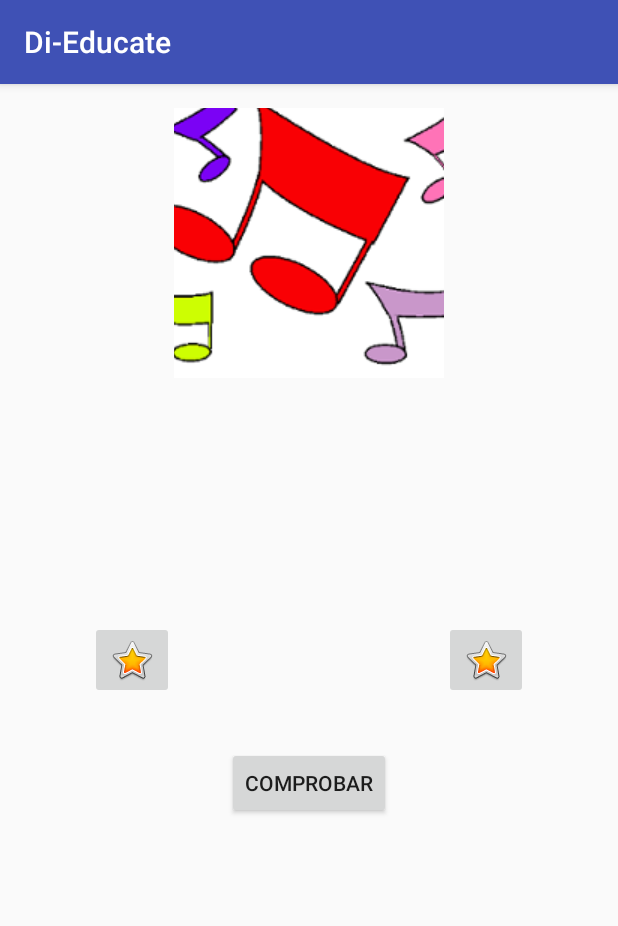
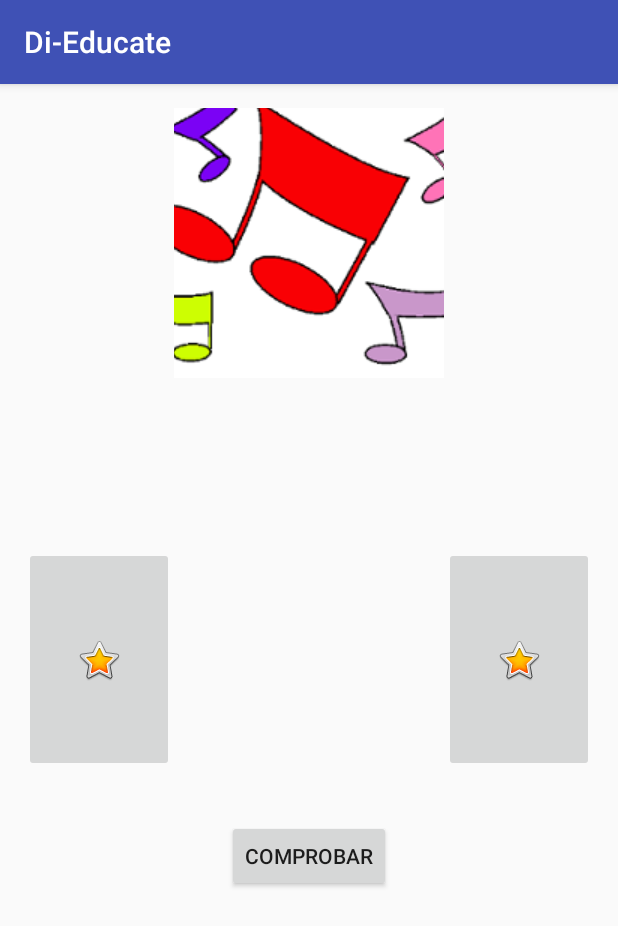
Before and after one commit to ctr1830/Di-Educate, an Android app: the Pre_Escucho3 screen opened directly, with no data from a screen before it, after a tap on "ADELANTE", on a phone screen of 412 x 824 dp. Shown: the top 926 px of the screen. Run offline under Robolectric (Android 15) with nearby library versions, the phone set to English and light mode, and no system bars; network calls fail.

Commit message:
Finalizado Escucho 3

```diff
--- a/Di-Educate/app/src/main/java/eus/ehu/tta/intel/di_educate/Pre_Escucho3.java
+++ b/Di-Educate/app/src/main/java/eus/ehu/tta/intel/di_educate/Pre_Escucho3.java
@@ -1,25 +1,62 @@
 package eus.ehu.tta.intel.di_educate;
 
 import android.content.Intent;
+import android.media.MediaPlayer;
 import android.support.v7.app.AppCompatActivity;
 import android.os.Bundle;
 import android.view.View;
 
+import java.io.IOException;
+import java.util.ArrayList;
+
+import Business.Communication;
+import Business.ObtenerDatos;
+import Data.Audio;
+
 public class Pre_Escucho3 extends AppCompatActivity {
+    private ArrayList<String> audio=null;
+    private MediaPlayer media= new MediaPlayer();
 
     @Override
     protected void onCreate(Bundle savedInstanceState) {
         super.onCreate(savedInstanceState);
         setContentView(R.layout.activity_preescucho3);
 
-        //reproducir audio enunciado
+        getAudio();
     }
 
+    public void getAudio(){
+        new Communication<Audio>(this){
+            @Override
+            protected Audio work() throws Exception{
+                ObtenerDatos data = new ObtenerDatos();
+                Audio url= data.getAudio(8);
+                return url;
+            }
+
+            @Override
+            protected void onFinish(Audio result) {
+                audio=result.getAudios();
+            }
+        }.execute();
+    }
     public void adelante(View v){
         Intent intent= new Intent(this,Escucho3.class);
+        media.stop();
+        media.release();
+        intent.putStringArrayListExtra("audio",audio);
         startActivity(intent);
     }
-    public void audio(View v){
-
+    public void audio(View v)throws IOException{
+        media.setDataSource(audio.get(0));
+        media.prepare();
+        media.setOnCompletionListener(new MediaPlayer.OnCompletionListener() {
+            @Override
+            public void onCompletion(MediaPlayer mp) {
+                mp.stop();
+                mp.release();
+            }
+        });
+        media.start();
     }
 }
--- a/Di-Educate/app/src/main/res/layout/activity_escucho3.xml
+++ b/Di-Educate/app/src/main/res/layout/activity_escucho3.xml
@@ -17,11 +17,12 @@
         app:srcCompat="@drawable/audio"
         android:layout_alignParentTop="true"
         android:layout_centerHorizontal="true"
-        android:id="@+id/audio" />
+        android:id="@+id/audio"
+        android:onClick="audio"/>
 
     <ImageButton
-        android:layout_width="wrap_content"
-        android:layout_height="wrap_content"
+        android:layout_width="150dp"
+        android:layout_height="150dp"
         android:src="@android:drawable/btn_star_big_on"
         android:layout_weight="1"
         android:id="@+id/boton1"
@@ -32,8 +33,8 @@
         android:contentDescription="@string/bmu"/>
 
     <ImageButton
-        android:layout_width="wrap_content"
-        android:layout_height="wrap_content"
+        android:layout_width="150dp"
+        android:layout_height="150dp"
         android:src="@android:drawable/btn_star_big_on"
         android:layout_weight="1"
         android:id="@+id/boton2"
--- a/Di-Educate/app/src/main/res/layout/activity_preescucho3.xml
+++ b/Di-Educate/app/src/main/res/layout/activity_preescucho3.xml
@@ -16,7 +16,8 @@
         android:src="@drawable/audio"
         android:layout_alignParentTop="true"
         android:layout_centerHorizontal="true"
-        android:id="@+id/imageButton3" />
+        android:id="@+id/imageButton3"
+        android:onClick="audio"/>
 
     <Button
         android:text="@string/badelante"
```
Also changed, not shown: Di-Educate/app/src/main/java/eus/ehu/tta/intel/di_educate/Escucho3.java (+175 -23 lines), Di-Educate/app/src/main/res/layout/content_pre_escucho3.xml (deleted, +0 -33 lines).
